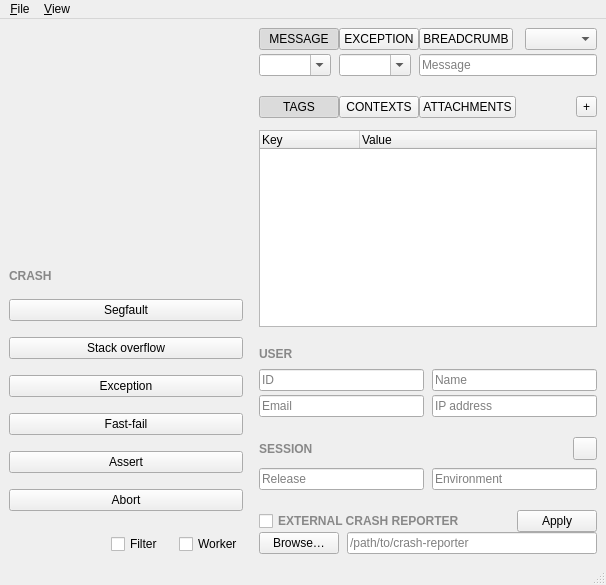
First picture: the form in src/sentrywindow.ui, repository jpnurmi/sentry-playground, before the edit.
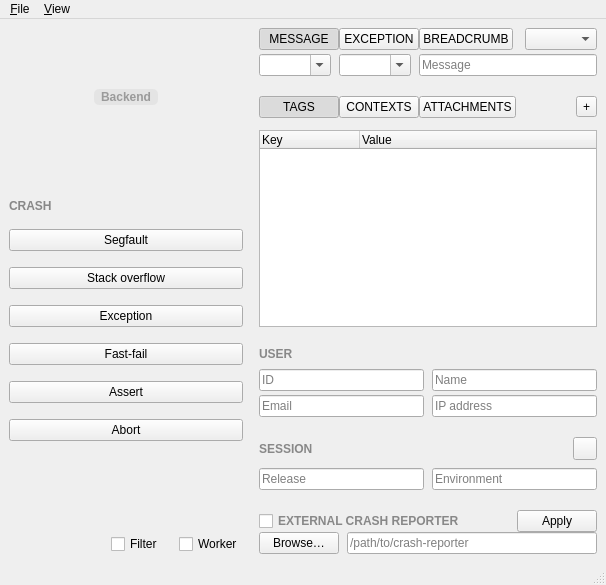
Second picture: the form after the edit. Icons and pictures are not drawn.

Commit message: Backend label

Diff of the .ui file:
```diff
--- a/src/sentrywindow.ui
+++ b/src/sentrywindow.ui
@@ -23,14 +23,63 @@
       <item>
        <layout class="QVBoxLayout" name="leftColumn">
         <item>
-         <widget class="QLabel" name="sentryLogo">
-          <property name="pixmap">
-           <pixmap resource="assets/assets.qrc">:/assets/sentry-glyph-light@2x.png</pixmap>
+         <layout class="QVBoxLayout" name="brandLayout">
+          <property name="spacing">
+           <number>0</number>
           </property>
-          <property name="alignment">
-           <set>Qt::AlignmentFlag::AlignCenter</set>
-          </property>
-         </widget>
+          <item>
+           <spacer name="verticalSpacer">
+            <property name="orientation">
+             <enum>Qt::Orientation::Vertical</enum>
+            </property>
+            <property name="sizeHint" stdset="0">
+             <size>
+              <width>0</width>
+              <height>4</height>
+             </size>
+            </property>
+           </spacer>
+          </item>
+          <item>
+           <widget class="QLabel" name="sentryLogo">
+            <property name="pixmap">
+             <pixmap resource="../assets/assets.qrc">:/assets/sentry-glyph-light@2x.png</pixmap>
+            </property>
+            <property name="alignment">
+             <set>Qt::AlignmentFlag::AlignCenter</set>
+            </property>
+           </widget>
+          </item>
+          <item>
+           <spacer name="logoBackendSpacer">
+            <property name="orientation">
+             <enum>Qt::Orientation::Vertical</enum>
+            </property>
+            <property name="sizeType">
+             <enum>QSizePolicy::Policy::Fixed</enum>
+            </property>
+            <property name="sizeHint" stdset="0">
+             <size>
+              <width>0</width>
+              <height>16</height>
+             </size>
+            </property>
+           </spacer>
+          </item>
+          <item alignment="Qt::AlignmentFlag::AlignHCenter">
+           <widget class="QLabel" name="backendLabel">
+            <property name="styleSheet">
+             <string notr="true">color: #9a9a9a; font-weight: bold; background-color: rgba(136, 136, 136, 28); border: none; border-radius: 5px; padding: 1px 7px;</string>
+            </property>
+            <property name="text">
+             <string>Backend</string>
+            </property>
+            <property name="alignment">
+             <set>Qt::AlignmentFlag::AlignCenter</set>
+            </property>
+           </widget>
+          </item>
+         </layout>
         </item>
         <item>
          <spacer name="leftTopSpacer">
@@ -102,6 +151,12 @@
           <property name="orientation">
            <enum>Qt::Orientation::Vertical</enum>
           </property>
+          <property name="sizeHint" stdset="0">
+           <size>
+            <width>0</width>
+            <height>0</height>
+           </size>
+          </property>
          </spacer>
         </item>
         <item>
```
Left out of the diff: 4 changed lines with no effect on the pictures. The commit also changes 1 other file.
